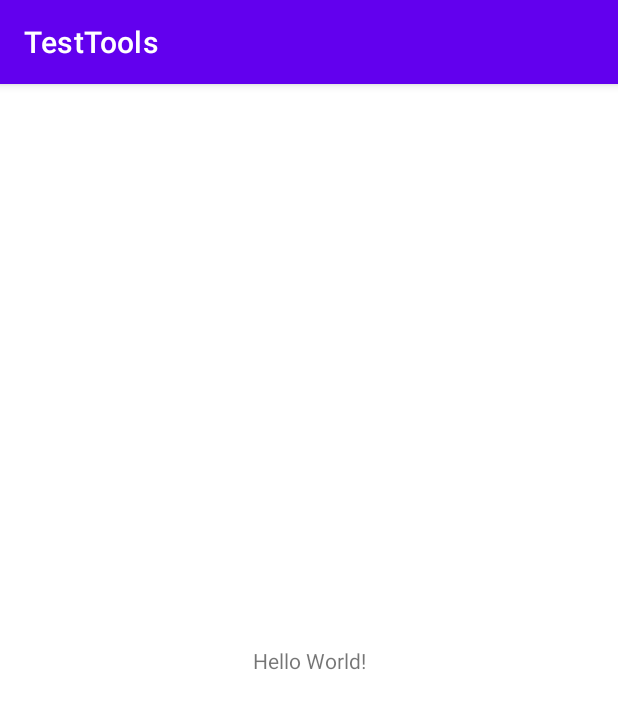
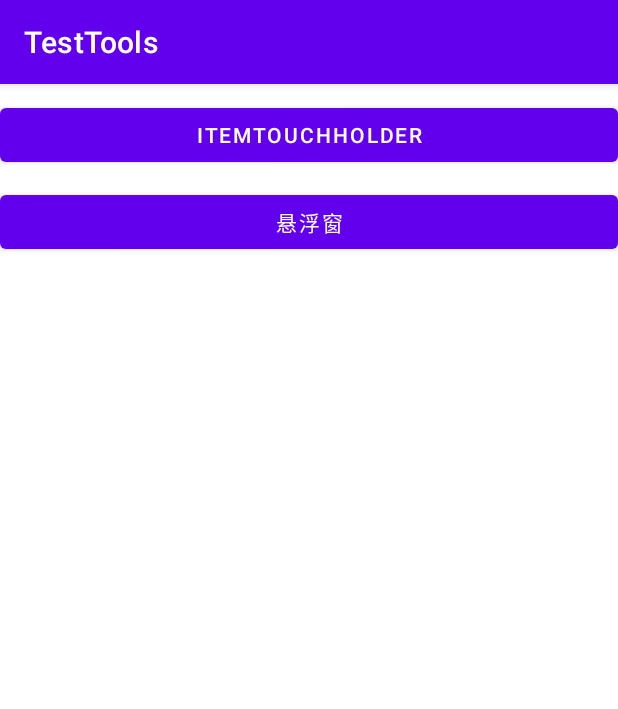
Before and after one commit to duqianlong/TestTools, an Android app: the screen it shows after launch (MainActivity), on a phone screen of 412 x 824 dp. Shown: the top 709 px of the screen. Run offline under Robolectric (Android 15) with nearby library versions, the phone set to English and light mode, and no system bars.

```diff
--- a/app/src/main/AndroidManifest.xml
+++ b/app/src/main/AndroidManifest.xml
@@ -14,6 +14,9 @@
         android:theme="@style/Theme.TestTools"
         tools:targetApi="31">
         <activity
+            android:name=".ItemTouchHolderActivity"
+            android:exported="false" />
+        <activity
             android:name=".MainActivity"
             android:exported="true">
             <intent-filter>
--- a/app/src/main/java/com/example/testtools/MainActivity.java
+++ b/app/src/main/java/com/example/testtools/MainActivity.java
@@ -1,16 +1,15 @@
 package com.example.testtools;
 
 import androidx.appcompat.app.AppCompatActivity;
+import androidx.recyclerview.widget.ItemTouchHelper;
 
+import android.content.Intent;
 import android.os.Bundle;
 import android.util.Log;
 import android.view.View;
 import android.widget.TextView;
 
 public class MainActivity extends AppCompatActivity {
-
-    private TextView mTv;
-    private int num = 0;
 
 
     @Override
@@ -21,15 +20,21 @@ public class MainActivity extends AppCompatActivity {
     }
 
     private void initViewe() {
-        mTv = findViewById(R.id.mTv);
-        mTv.setOnClickListener(new View.OnClickListener() {
+//        itemTouchHolder
+        findViewById(R.id.mBtn_itemToouchHolder).setOnClickListener(new View.OnClickListener() {
             @Override
             public void onClick(View v) {
-                mTv.setText("啦啦啦啊" + (++num));
-                Log.e("Mainactivity", num + "");
-                Log.e("第二次提交","测试");
+                startActivity(new Intent(MainActivity.this, ItemTouchHolderActivity.class));
+            }
+        });
+//        悬浮窗
+        findViewById(R.id.mBtn_floatingWindows).setOnClickListener(new View.OnClickListener() {
+            @Override
+            public void onClick(View v) {
+
             }
         });
 
+
     }
 }
--- a/app/src/main/res/layout/activity_main.xml
+++ b/app/src/main/res/layout/activity_main.xml
@@ -6,16 +6,25 @@
     android:layout_height="match_parent"
     tools:context=".MainActivity">
 
-    <TextView
-        android:id="@+id/mTv"
-
-
-        android:layout_width="wrap_content"
+    <Button
+        android:id="@+id/mBtn_itemToouchHolder"
+        android:layout_width="match_parent"
         android:layout_height="wrap_content"
-        android:text="Hello World!"
-        app:layout_constraintBottom_toBottomOf="parent"
+        android:layout_marginTop="10dp"
+        android:text="itemTouchHolder"
         app:layout_constraintEnd_toEndOf="parent"
         app:layout_constraintStart_toStartOf="parent"
         app:layout_constraintTop_toTopOf="parent" />
 
+    <Button
+        android:id="@+id/mBtn_floatingWindows"
+        android:layout_width="match_parent"
+        android:layout_height="wrap_content"
+        android:layout_marginTop="10dp"
+        android:text="悬浮窗"
+        app:layout_constraintEnd_toEndOf="parent"
+        app:layout_constraintStart_toStartOf="parent"
+        app:layout_constraintTop_toBottomOf="@+id/mBtn_itemToouchHolder" />
+
+
 </androidx.constraintlayout.widget.ConstraintLayout>
```
Also changed, not shown: app/src/main/java/com/example/testtools/ItemTouchHolderActivity.java (added, +69 -0 lines), app/src/main/java/com/example/testtools/adapter/CustomItemTouchHelperCallback.java (added, +63 -0 lines), app/src/main/java/com/example/testtools/adapter/TouchHolderAdapter.java (added, +49 -0 lines), app/src/main/res/layout/activity_item_touch_holder.xml (added, +15 -0 lines), app/src/main/res/layout/item_touchholder.xml (added, +18 -0 lines).
